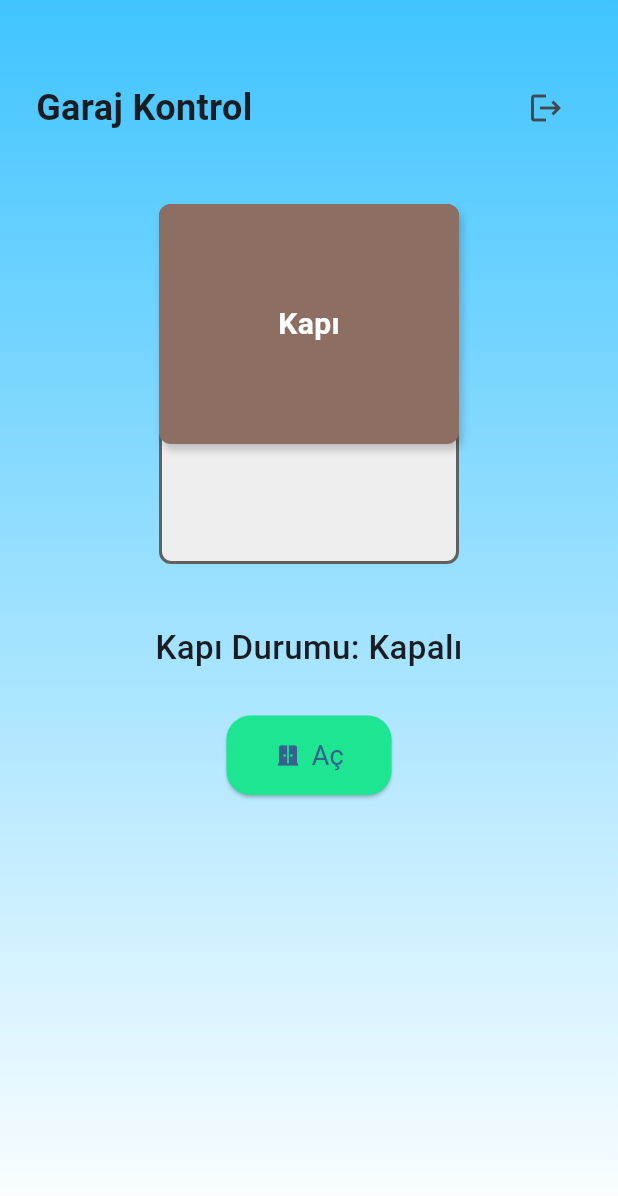
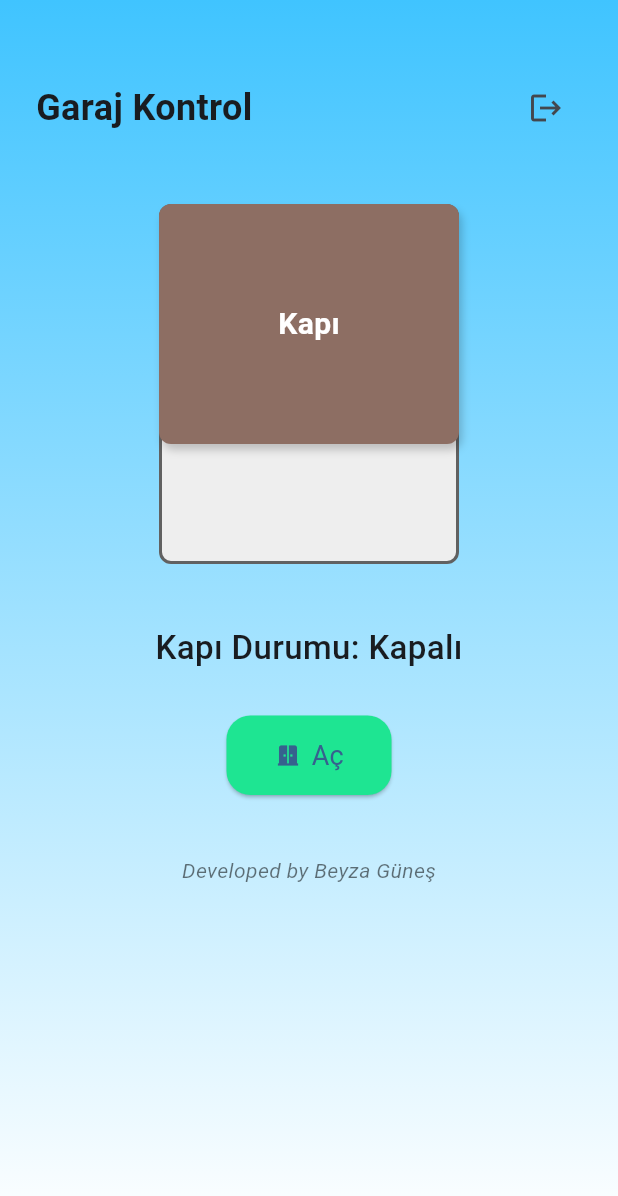
Before and after one commit to beyzagns50/muh_proje_garaj, a Flutter app: the GarageControlPage screen opened directly, on a phone screen of 412 x 824 dp. Shown: the top 1196 px of the screen. Run offline on Flutter 3.47's test engine with Material 3 defaults, Android fonts, the phone set to English and light mode, and no system bars; missing offline and left inert: mqtt_client.

Commit message:
Updated main.dart file

```diff
--- a/lib/main.dart
+++ b/lib/main.dart
@@ -222,6 +222,15 @@ class _GarageControlPageState extends State<GarageControlPage> {
                 textStyle: const TextStyle(fontSize: 18),
               ),
             ),
+            const SizedBox(height: 40),
+            const Text(
+              'Developed by Beyza Güneş',
+              style: TextStyle(
+                fontSize: 14,
+                color: Colors.black54,
+                fontStyle: FontStyle.italic,
+              ),
+            ),
           ],
         ),
       ),
```
